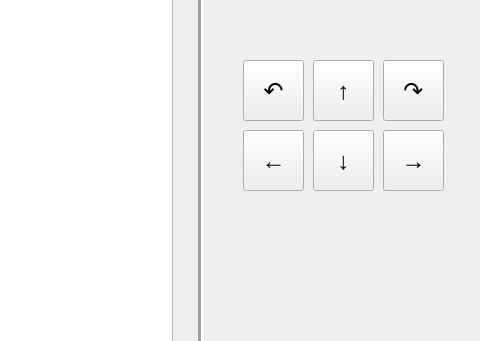
The window that mainwindow.ui (HXPPY228/lab1task2remaded) describes before a commit, drawn with Qt 5; both pictures show x 747 to 1227 and y 179 to 520 of the 1227 by 912 pixel window.
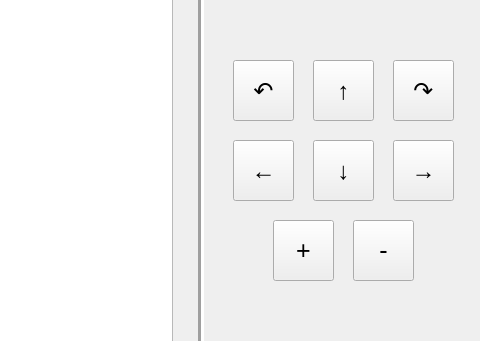
The same window after the commit.

What changed in the file:
```diff
--- a/mainwindow.ui
+++ b/mainwindow.ui
@@ -122,7 +122,7 @@
    <widget class="QPushButton" name="pushButton_3">
     <property name="geometry">
      <rect>
-      <x>990</x>
+      <x>980</x>
       <y>220</y>
       <width>61</width>
       <height>61</height>
@@ -140,7 +140,7 @@
    <widget class="QPushButton" name="pushButton_4">
     <property name="geometry">
      <rect>
-      <x>1130</x>
+      <x>1140</x>
       <y>220</y>
       <width>61</width>
       <height>61</height>
@@ -255,8 +255,8 @@
    <widget class="QPushButton" name="pushButton_vlevo">
     <property name="geometry">
      <rect>
-      <x>990</x>
-      <y>290</y>
+      <x>980</x>
+      <y>300</y>
       <width>61</width>
       <height>61</height>
      </rect>
@@ -273,8 +273,8 @@
    <widget class="QPushButton" name="pushButton_vpravo">
     <property name="geometry">
      <rect>
-      <x>1130</x>
-      <y>290</y>
+      <x>1140</x>
+      <y>300</y>
       <width>61</width>
       <height>61</height>
      </rect>
@@ -292,7 +292,7 @@
     <property name="geometry">
      <rect>
       <x>1060</x>
-      <y>290</y>
+      <y>300</y>
       <width>61</width>
       <height>61</height>
      </rect>
@@ -306,6 +306,42 @@
      <string>↓</string>
     </property>
    </widget>
+   <widget class="QPushButton" name="pushButton_plus">
+    <property name="geometry">
+     <rect>
+      <x>1020</x>
+      <y>380</y>
+      <width>61</width>
+      <height>61</height>
+     </rect>
+    </property>
+    <property name="font">
+     <font>
+      <pointsize>19</pointsize>
+     </font>
+    </property>
+    <property name="text">
+     <string>+</string>
+    </property>
+   </widget>
+   <widget class="QPushButton" name="pushButton_minus">
+    <property name="geometry">
+     <rect>
+      <x>1100</x>
+      <y>380</y>
+      <width>61</width>
+      <height>61</height>
+     </rect>
+    </property>
+    <property name="font">
+     <font>
+      <pointsize>19</pointsize>
+     </font>
+    </property>
+    <property name="text">
+     <string>-</string>
+    </property>
+   </widget>
   </widget>
   <widget class="QMenuBar" name="menubar">
    <property name="geometry">
```
